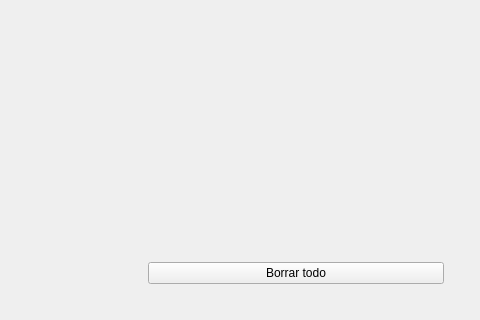
HJMillan/grafo, file ui/MainWindow.ui: the form before one commit; both pictures show x 700 to 1180 and y 460 to 780 of the 1180 by 780 pixel window.
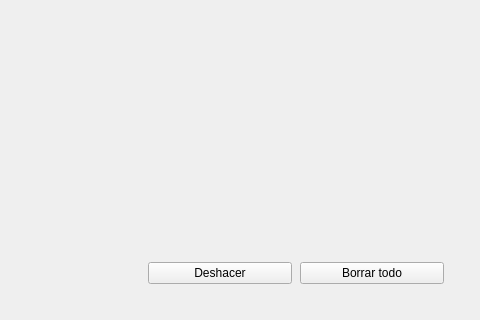
The form after the commit. Custom widgets are drawn as their Qt base class.

Commit message:
Deshacer (Ctrl+Z), adaptado del refactor remoto
- Botón «Deshacer» en el pie de la barra lateral y atajo Ctrl+Z
- Hasta 64 pasos: agregar/eliminar/mover nodos, agregar/cambiar/quitar
  aristas, cambiar de modo y «Borrar todo»; un arrastre cuenta como un paso
- El tooltip dice qué se va a deshacer y el banner qué se deshizo y qué sigue
- Las confirmaciones de borrado indican que se puede recuperar con Deshacer
- Tests de interfaz para cada tipo de cambio y para el atajo

The edit to the form file:
```diff
--- a/ui/MainWindow.ui
+++ b/ui/MainWindow.ui
@@ -440,6 +440,13 @@
        </item>
        <item>
         <layout class="QHBoxLayout" name="layoutFooter">
+         <item>
+          <widget class="QPushButton" name="btnUndo">
+           <property name="text">
+            <string>Deshacer</string>
+           </property>
+          </widget>
+         </item>
          <item>
           <widget class="QPushButton" name="btnClearAll">
            <property name="text">
```
Left out of the diff: 1 changed line with no effect on the pictures. The commit also changes 7 other files.
